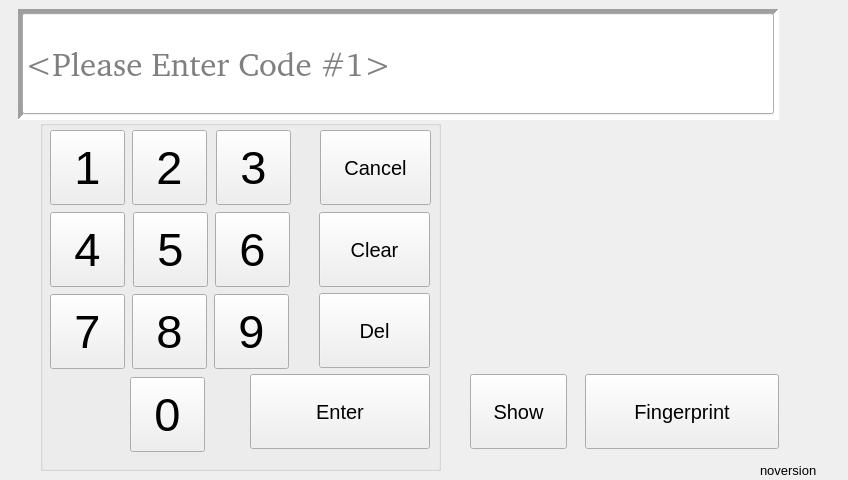
Old version of the form Key/frmusercode.ui in the repository BuzzSiler/keycodebox-key.
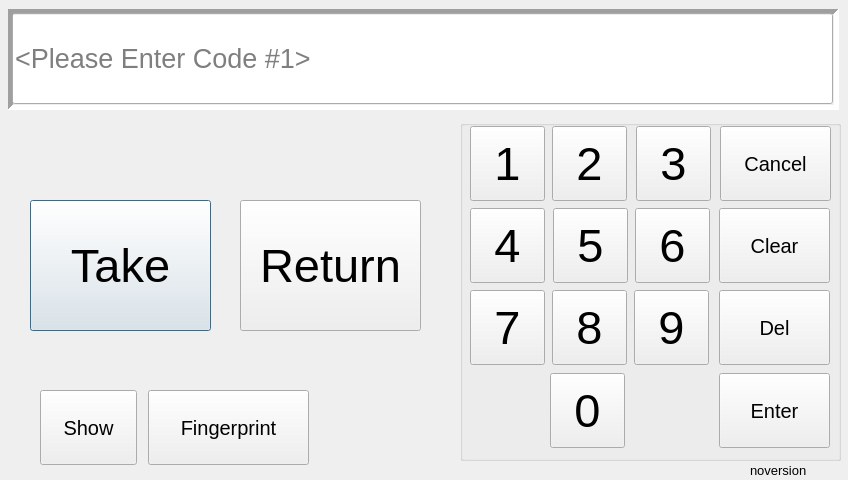
New version of the form.

Commit message:
Add support for take/return on code user page
Customer feedback suggested having take and return buttons to indicate
whether the user is taking or returning assets would be disirable. No
state is maintained wrt to take and return except to include in the
access history.

```diff
--- a/Key/frmusercode.ui
+++ b/Key/frmusercode.ui
@@ -22,7 +22,7 @@
   <widget class="QLabel" name="lVersion">
    <property name="geometry">
     <rect>
-     <x>760</x>
+     <x>750</x>
      <y>460</y>
      <width>60</width>
      <height>20</height>
@@ -43,10 +43,10 @@
    </property>
    <property name="geometry">
     <rect>
-     <x>40</x>
+     <x>460</x>
      <y>120</y>
-     <width>401</width>
-     <height>351</height>
+     <width>381</width>
+     <height>341</height>
     </rect>
    </property>
    <property name="title">
@@ -56,7 +56,7 @@
     <property name="geometry">
      <rect>
       <x>90</x>
-      <y>257</y>
+      <y>253</y>
       <width>75</width>
       <height>75</height>
      </rect>
@@ -83,7 +83,7 @@
     <property name="geometry">
      <rect>
       <x>10</x>
-      <y>174</y>
+      <y>170</y>
       <width>75</width>
       <height>75</height>
      </rect>
@@ -110,7 +110,7 @@
     <property name="geometry">
      <rect>
       <x>174</x>
-      <y>174</y>
+      <y>170</y>
       <width>75</width>
       <height>75</height>
      </rect>
@@ -137,7 +137,7 @@
     <property name="geometry">
      <rect>
       <x>93</x>
-      <y>92</y>
+      <y>88</y>
       <width>75</width>
       <height>75</height>
      </rect>
@@ -164,7 +164,7 @@
     <property name="geometry">
      <rect>
       <x>10</x>
-      <y>10</y>
+      <y>6</y>
       <width>75</width>
       <height>75</height>
      </rect>
@@ -191,7 +191,7 @@
     <property name="geometry">
      <rect>
       <x>176</x>
-      <y>10</y>
+      <y>6</y>
       <width>75</width>
       <height>75</height>
      </rect>
@@ -218,7 +218,7 @@
     <property name="geometry">
      <rect>
       <x>175</x>
-      <y>92</y>
+      <y>88</y>
       <width>75</width>
       <height>75</height>
      </rect>
@@ -244,9 +244,9 @@
    <widget class="QPushButton" name="btn_Return">
     <property name="geometry">
      <rect>
-      <x>210</x>
-      <y>254</y>
-      <width>180</width>
+      <x>259</x>
+      <y>253</y>
+      <width>111</width>
       <height>75</height>
      </rect>
     </property>
@@ -266,7 +266,7 @@
     <property name="geometry">
      <rect>
       <x>92</x>
-      <y>174</y>
+      <y>170</y>
       <width>75</width>
       <height>75</height>
      </rect>
@@ -293,7 +293,7 @@
     <property name="geometry">
      <rect>
       <x>92</x>
-      <y>10</y>
+      <y>6</y>
       <width>75</width>
       <height>75</height>
      </rect>
@@ -319,8 +319,8 @@
    <widget class="QPushButton" name="btn_Del">
     <property name="geometry">
      <rect>
-      <x>279</x>
-      <y>173</y>
+      <x>259</x>
+      <y>170</y>
       <width>111</width>
       <height>75</height>
      </rect>
@@ -341,7 +341,7 @@
     <property name="geometry">
      <rect>
       <x>10</x>
-      <y>92</y>
+      <y>88</y>
       <width>75</width>
       <height>75</height>
      </rect>
@@ -367,8 +367,8 @@
    <widget class="QPushButton" name="btn_Clear">
     <property name="geometry">
      <rect>
-      <x>279</x>
-      <y>92</y>
+      <x>259</x>
+      <y>88</y>
       <width>111</width>
       <height>75</height>
      </rect>
@@ -388,8 +388,8 @@
    <widget class="QPushButton" name="btn_Cancel">
     <property name="geometry">
      <rect>
-      <x>280</x>
-      <y>10</y>
+      <x>260</x>
+      <y>6</y>
       <width>111</width>
       <height>75</height>
      </rect>
@@ -410,10 +410,10 @@
   <widget class="QFrame" name="frame">
    <property name="geometry">
     <rect>
-     <x>18</x>
+     <x>8</x>
      <y>9</y>
-     <width>761</width>
-     <height>111</height>
+     <width>831</width>
+     <height>101</height>
     </rect>
    </property>
    <property name="focusPolicy">
@@ -433,14 +433,14 @@
      <rect>
       <x>4</x>
       <y>4</y>
-      <width>752</width>
-      <height>101</height>
+      <width>821</width>
+      <height>91</height>
      </rect>
     </property>
     <property name="font">
      <font>
-      <family>Bitstream Charter</family>
-      <pointsize>25</pointsize>
+      <family>MS Shell Dlg 2</family>
+      <pointsize>20</pointsize>
      </font>
     </property>
     <property name="mouseTracking">
@@ -470,13 +470,16 @@
     <property name="placeholderText">
      <string>&lt;Please Enter Code #1&gt;</string>
     </property>
+    <property name="clearButtonEnabled">
+     <bool>false</bool>
+    </property>
    </widget>
   </widget>
   <widget class="QPushButton" name="btnShowHideCode">
    <property name="geometry">
     <rect>
-     <x>470</x>
-     <y>374</y>
+     <x>40</x>
+     <y>390</y>
      <width>97</width>
      <height>75</height>
     </rect>
@@ -502,9 +505,9 @@
   <widget class="QPushButton" name="btnIdentifyFingerPrint">
    <property name="geometry">
     <rect>
-     <x>585</x>
-     <y>374</y>
-     <width>194</width>
+     <x>148</x>
+     <y>390</y>
+     <width>161</width>
      <height>75</height>
     </rect>
    </property>
@@ -531,13 +534,16 @@
    <property name="autoDefault">
     <bool>false</bool>
    </property>
+   <property name="default">
+    <bool>false</bool>
+   </property>
   </widget>
   <widget class="QLabel" name="lblDateTime">
    <property name="geometry">
     <rect>
-     <x>455</x>
-     <y>120</y>
-     <width>321</width>
+     <x>130</x>
+     <y>110</y>
+     <width>221</width>
      <height>51</height>
     </rect>
    </property>
@@ -969,6 +975,42 @@
     <enum>Qt::PlainText</enum>
    </property>
   </widget>
+  <widget class="QPushButton" name="pbTake">
+   <property name="geometry">
+    <rect>
+     <x>30</x>
+     <y>200</y>
+     <width>181</width>
+     <height>131</height>
+    </rect>
+   </property>
+   <property name="font">
+    <font>
+     <pointsize>35</pointsize>
+    </font>
+   </property>
+   <property name="text">
+    <string>Take</string>
+   </property>
+  </widget>
+  <widget class="QPushButton" name="pbReturn">
+   <property name="geometry">
+    <rect>
+     <x>240</x>
+     <y>200</y>
+     <width>181</width>
+     <height>131</height>
+    </rect>
+   </property>
+   <property name="font">
+    <font>
+     <pointsize>35</pointsize>
+    </font>
+   </property>
+   <property name="text">
+    <string>Return</string>
+   </property>
+  </widget>
   <zorder>lVersion</zorder>
   <zorder>btnIdentifyFingerPrint</zorder>
   <zorder>frame</zorder>
```
Left out of the diff: 2 changed lines with no effect on the pictures. The commit also changes 12 other files.
